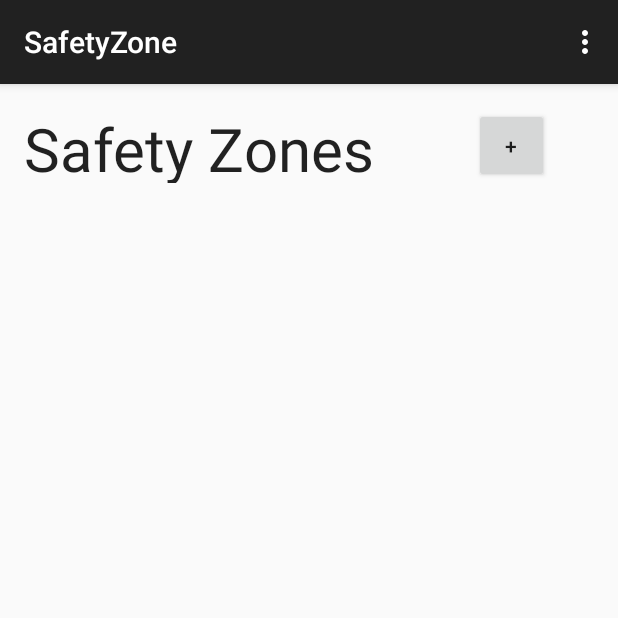
After one commit to juliewiederhold/capstone, an Android app: the SafetyZone screen opened directly, with no data from a screen before it, on a phone screen of 412 x 824 dp, the top half of it. The commit adds this screen. Run offline under Robolectric (Android 15) with nearby library versions, the phone set to English and light mode, and no system bars.

Commit message:
created SafetyZone class with fragment

```diff
--- a/app/src/main/AndroidManifest.xml
+++ b/app/src/main/AndroidManifest.xml
@@ -28,6 +28,10 @@
             android:name=".Welcome"
             android:label="@string/title_activity_welcome" >
         </activity>
+        <activity
+            android:name=".SafetyZone"
+            android:label="@string/title_activity_safety_zone" >
+        </activity>
     </application>
 
 </manifest>
--- /dev/null
+++ b/app/src/main/java/edu/washington/akpuri/capstone/SafetyZone.java
@@ -0,0 +1,66 @@
+package edu.washington.akpuri.capstone;
+
+import android.support.v7.app.ActionBarActivity;
+import android.support.v7.app.ActionBar;
+import android.support.v4.app.Fragment;
+import android.os.Bundle;
+import android.view.LayoutInflater;
+import android.view.Menu;
+import android.view.MenuItem;
+import android.view.View;
+import android.view.ViewGroup;
+import android.os.Build;
+
+
+public class SafetyZone extends ActionBarActivity {
+
+    @Override
+    protected void onCreate(Bundle savedInstanceState) {
+        super.onCreate(savedInstanceState);
+        setContentView(R.layout.activity_safety_zone);
+        if (savedInstanceState == null) {
+            getSupportFragmentManager().beginTransaction()
+                    .add(R.id.container, new AddSafetyZone())
+                    .commit();
+        }
+    }
+
+
+    @Override
+    public boolean onCreateOptionsMenu(Menu menu) {
+        // Inflate the menu; this adds items to the action bar if it is present.
+        getMenuInflater().inflate(R.menu.menu_safety_zone, menu);
+        return true;
+    }
+
+    @Override
+    public boolean onOptionsItemSelected(MenuItem item) {
+        // Handle action bar item clicks here. The action bar will
+        // automatically handle clicks on the Home/Up button, so long
+        // as you specify a parent activity in AndroidManifest.xml.
+        int id = item.getItemId();
+
+        //noinspection SimplifiableIfStatement
+        if (id == R.id.action_settings) {
+            return true;
+        }
+
+        return super.onOptionsItemSelected(item);
+    }
+
+    /**
+     * A placeholder fragment containing a simple view.
+     */
+    public static class AddSafetyZone extends Fragment {
+
+        public AddSafetyZone() {
+        }
+
+        @Override
+        public View onCreateView(LayoutInflater inflater, ViewGroup container,
+                                 Bundle savedInstanceState) {
+            View rootView = inflater.inflate(R.layout.fragment_safety_zone, container, false);
+            return rootView;
+        }
+    }
+}
--- /dev/null
+++ b/app/src/main/res/layout/activity_safety_zone.xml
@@ -0,0 +1,4 @@
+<FrameLayout xmlns:android="http://schemas.android.com/apk/res/android"
+    xmlns:tools="http://schemas.android.com/tools" android:id="@+id/container"
+    android:layout_width="match_parent" android:layout_height="match_parent"
+    tools:context="edu.washington.akpuri.capstone.SafetyZone" tools:ignore="MergeRootFrame" />
--- /dev/null
+++ b/app/src/main/res/layout/fragment_safety_zone.xml
@@ -0,0 +1,34 @@
+<RelativeLayout xmlns:android="http://schemas.android.com/apk/res/android"
+    xmlns:tools="http://schemas.android.com/tools" android:layout_width="match_parent"
+    android:layout_height="match_parent" android:paddingLeft="@dimen/activity_horizontal_margin"
+    android:paddingRight="@dimen/activity_horizontal_margin"
+    android:paddingTop="@dimen/activity_vertical_margin"
+    android:paddingBottom="@dimen/activity_vertical_margin"
+    tools:context="edu.washington.akpuri.capstone.SafetyZone$PlaceholderFragment">
+
+
+    <TextView
+        android:layout_width="wrap_content"
+        android:layout_height="wrap_content"
+        android:textAppearance="?android:attr/textAppearanceLarge"
+        android:text="Safety Zones"
+        android:id="@+id/textView"
+        android:layout_alignParentTop="true"
+        android:layout_alignBottom="@+id/button"
+        android:layout_alignParentLeft="true"
+        android:layout_alignParentStart="true"
+        android:layout_toLeftOf="@+id/button"
+        android:layout_toStartOf="@+id/button"
+        android:textSize="40dp" />
+
+    <Button
+        android:layout_width="50dp"
+        android:layout_height="50dp"
+        android:text="+"
+        android:id="@+id/button"
+        android:layout_marginRight="30dp"
+        android:layout_marginEnd="30dp"
+        android:layout_alignParentTop="true"
+        android:layout_alignParentRight="true"
+        android:layout_alignParentEnd="true" />
+</RelativeLayout>
--- /dev/null
+++ b/app/src/main/res/menu/menu_safety_zone.xml
@@ -0,0 +1,7 @@
+<menu xmlns:android="http://schemas.android.com/apk/res/android"
+    xmlns:app="http://schemas.android.com/apk/res-auto"
+    xmlns:tools="http://schemas.android.com/tools"
+    tools:context="edu.washington.akpuri.capstone.SafetyZone">
+    <item android:id="@+id/action_settings" android:title="@string/action_settings"
+        android:orderInCategory="100" app:showAsAction="never" />
+</menu>
--- a/app/src/main/res/values/strings.xml
+++ b/app/src/main/res/values/strings.xml
@@ -15,5 +15,6 @@
     <string name="welcome_message">To get started, lets setup your Default Settings! </string>
     <string name="title_activity_contacts">Contacts</string>
     <string name="hello_world">Hello world!</string>
+    <string name="title_activity_safety_zone">SafetyZone</string>
 
 </resources>
```
